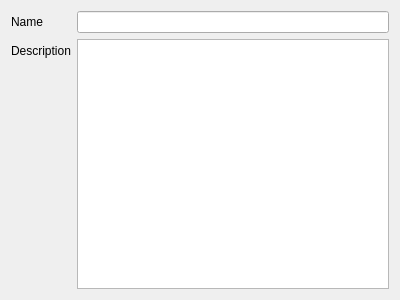
Qt form ProjectDetailsForm.ui (fritzone/ddm) before a commit.
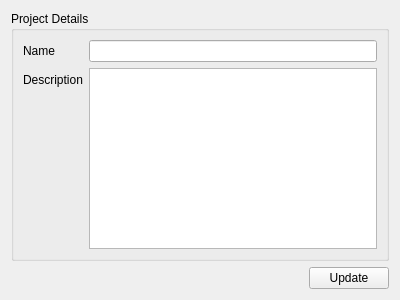
The same form after that commit.

```diff
--- a/ProjectDetailsForm.ui
+++ b/ProjectDetailsForm.ui
@@ -15,31 +15,63 @@
   </property>
   <layout class="QVBoxLayout" name="verticalLayout">
    <item>
-    <layout class="QFormLayout" name="formLayout">
-     <item row="0" column="1">
-      <widget class="QLineEdit" name="txtProjectName">
-       <property name="echoMode">
-        <enum>QLineEdit::Normal</enum>
+    <widget class="QGroupBox" name="groupBox">
+     <property name="title">
+      <string>Project Details</string>
+     </property>
+     <property name="flat">
+      <bool>false</bool>
+     </property>
+     <layout class="QFormLayout" name="formLayout">
+      <item row="2" column="0">
+       <widget class="QLabel" name="label_2">
+        <property name="text">
+         <string>Description</string>
+        </property>
+       </widget>
+      </item>
+      <item row="2" column="1">
+       <widget class="QTextEdit" name="textEdit"/>
+      </item>
+      <item row="1" column="0">
+       <widget class="QLabel" name="label">
+        <property name="text">
+         <string>Name</string>
+        </property>
+       </widget>
+      </item>
+      <item row="1" column="1">
+       <widget class="QLineEdit" name="txtProjectName">
+        <property name="echoMode">
+         <enum>QLineEdit::Normal</enum>
+        </property>
+       </widget>
+      </item>
+     </layout>
+    </widget>
+   </item>
+   <item>
+    <layout class="QHBoxLayout" name="horizontalLayout">
+     <item>
+      <spacer name="horizontalSpacer">
+       <property name="orientation">
+        <enum>Qt::Horizontal</enum>
        </property>
-      </widget>
-     </item>
-     <item row="0" column="0">
-      <widget class="QLabel" name="label">
-       <property name="text">
-        <string>Name</string>
+       <property name="sizeHint" stdset="0">
+        <size>
+         <width>40</width>
+         <height>20</height>
+        </size>
        </property>
-      </widget>
+      </spacer>
      </item>
-     <item row="1" column="0">
-      <widget class="QLabel" name="label_2">
+     <item>
+      <widget class="QPushButton" name="btnUpdate">
        <property name="text">
-        <string>Description</string>
+        <string>Update</string>
        </property>
       </widget>
      </item>
-     <item row="1" column="1">
-      <widget class="QTextEdit" name="textEdit"/>
-     </item>
     </layout>
    </item>
   </layout>
```
Left out of the diff: 22 changed lines with no effect on the pictures.
